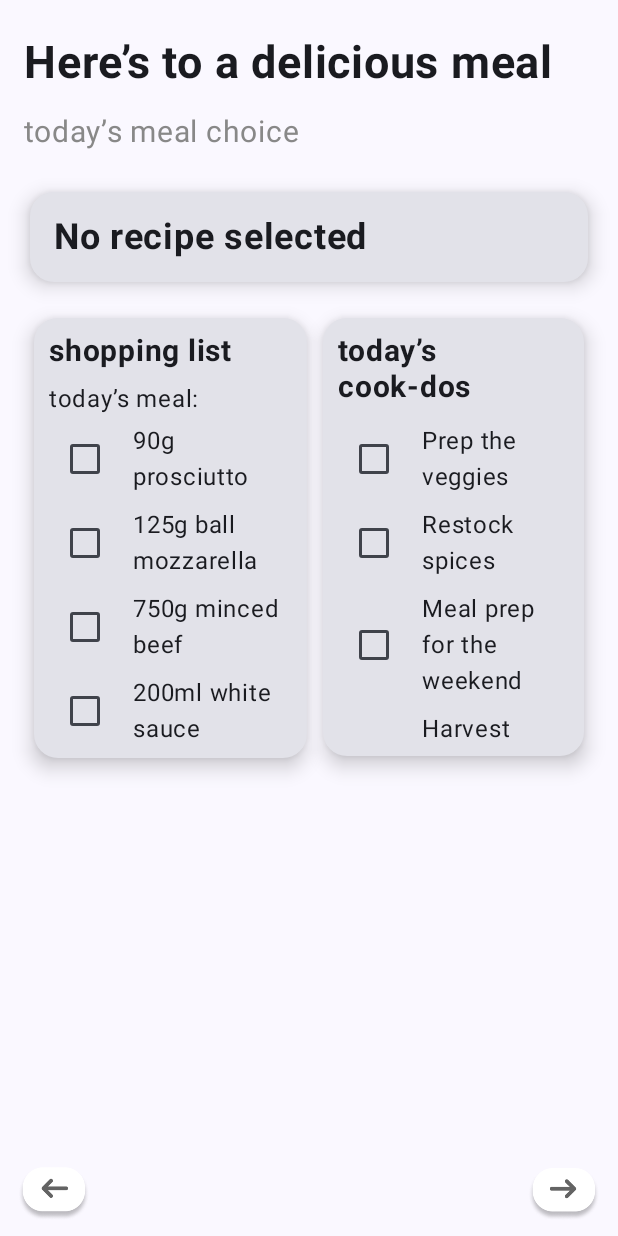
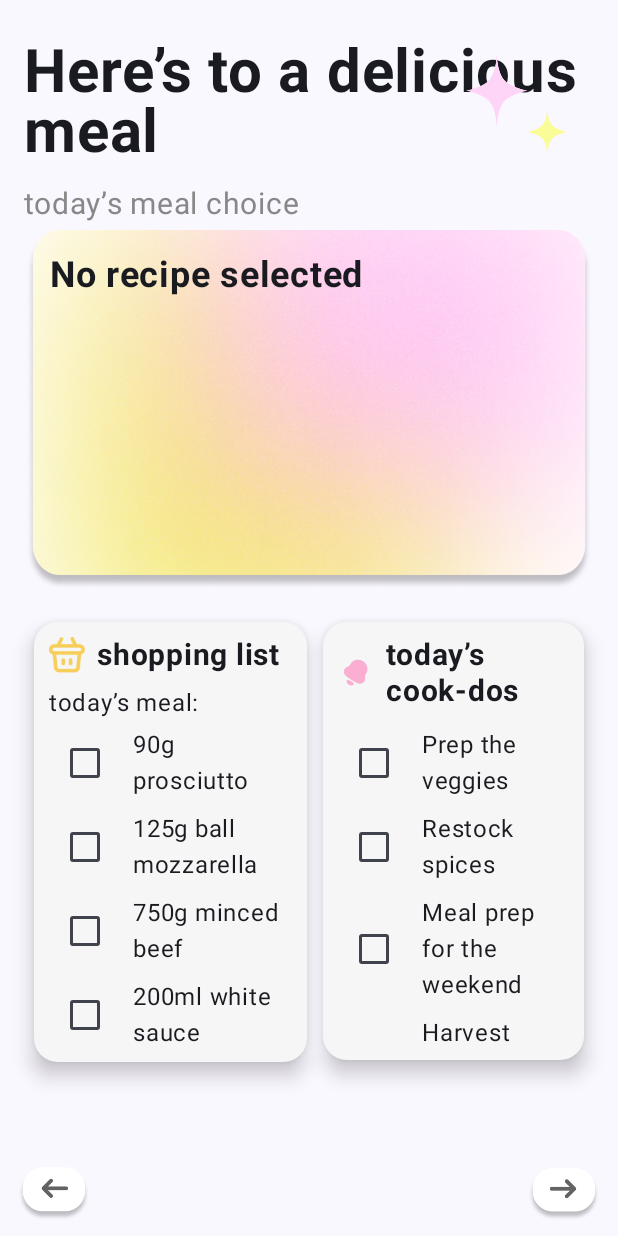
Before and after one commit to adieediee/SemestralnaPraca_VAMZ, an Android app built with Jetpack Compose: the RecipeScreen screen opened through its navigation route, after a tap on "Previous", on a phone screen of 412 x 824 dp. Run offline under Robolectric (Android 15) with nearby library versions, the phone set to English and light mode, and no system bars; our stand-ins replace Room's generated code.

Commit message:
Uprava vzhladu

```diff
--- /dev/null
+++ b/app/src/main/java/com/example/semestralka/database/NoteItem.kt
@@ -0,0 +1,14 @@
+import androidx.room.Entity
+import androidx.room.PrimaryKey
+
+@Entity(tableName = "note_items")
+data class NoteItem(
+    @PrimaryKey(autoGenerate = true) val id: Int = 0,
+    val name: String,
+    val isChecked: Boolean = false,
+    val type: NoteType
+)
+
+enum class NoteType {
+    SHOPPING, COOK_DO
+}
--- /dev/null
+++ b/app/src/main/java/com/example/semestralka/database/NoteItemDao.kt
@@ -0,0 +1,20 @@
+import androidx.room.Dao
+import androidx.room.Delete
+import androidx.room.Insert
+import androidx.room.Query
+import androidx.room.Update
+
+@Dao
+interface NoteItemDao {
+    @Query("SELECT * FROM note_items WHERE type = :type")
+    suspend fun getItemsByType(type: NoteType): List<NoteItem>
+
+    @Insert
+    suspend fun insert(item: NoteItem)
+
+    @Update
+    suspend fun update(item: NoteItem)
+
+    @Delete
+    suspend fun delete(item: NoteItem)
+}
--- a/app/src/main/java/com/example/semestralka/gui/mainscreen/MainScreen.kt
+++ b/app/src/main/java/com/example/semestralka/gui/mainscreen/MainScreen.kt
@@ -4,24 +4,29 @@ import SharedViewModelMealCard
 import ShoppingItem
 import ShoppingListViewModel
 import androidx.compose.foundation.Image
+import androidx.compose.foundation.background
 import androidx.compose.foundation.clickable
 import androidx.compose.foundation.layout.*
 import androidx.compose.foundation.lazy.LazyColumn
 import androidx.compose.foundation.lazy.items
 import androidx.compose.foundation.shape.CircleShape
 import androidx.compose.foundation.shape.RoundedCornerShape
+import androidx.compose.material.SnackbarDefaults.backgroundColor
 import androidx.compose.material3.*
 import androidx.compose.runtime.Composable
 import androidx.compose.runtime.collectAsState
 import androidx.compose.runtime.getValue
 import androidx.compose.ui.Alignment
 import androidx.compose.ui.Modifier
+import androidx.compose.ui.draw.alpha
 import androidx.compose.ui.draw.clip
+import androidx.compose.ui.graphics.Brush
 import androidx.compose.ui.graphics.Color
 import androidx.compose.ui.layout.ContentScale
 import androidx.compose.ui.platform.LocalConfiguration
 import androidx.compose.ui.platform.LocalContext
 import androidx.compose.ui.res.painterResource
+import androidx.compose.ui.res.stringResource
 import androidx.compose.ui.text.font.FontWeight
 import androidx.compose.ui.unit.dp
 import androidx.compose.ui.unit.sp
@@ -76,19 +81,35 @@ fun MainScreen(
                 .fillMaxSize()
                 .padding(16.dp)
         ) {
+            Box(
+                modifier = Modifier.fillMaxWidth()
+            ) {
                 Text(
-                text = "Here’s to a delicious meal",
-                fontSize = 30.sp,
+                    text = stringResource(R.string.here_s_to_a_delicious_meal),
+                    fontSize = 40.sp,
                     fontWeight = FontWeight.Bold,
-                modifier = Modifier.padding(vertical = 8.dp)
+                    modifier = Modifier
+                        .align(Alignment.CenterStart)
+                        .padding(vertical = 8.dp),
+                    lineHeight = 40.sp
                 )
+                Image(
+                    painter = painterResource(id = R.drawable.stars), // replace with your star drawable
+                    contentDescription = null,
+                    modifier = Modifier
+                        .align(Alignment.CenterEnd)
+                        .size(72.dp) // Adjust size as needed
+                        .offset(x = (-16).dp, y = 1.dp),
+                    contentScale = ContentScale.Fit
+                )
+            }
             Text(
                 text = "today’s meal choice",
                 fontSize = 20.sp,
                 color = Color.Gray,
-                modifier = Modifier.padding(vertical = 8.dp)
+                modifier = Modifier.padding(vertical = 4.dp)
             )
-            Spacer(modifier = Modifier.height(16.dp))
+
             MealCard(sharedViewModelMealCard)
             Spacer(modifier = Modifier.height(16.dp))
             ListsRow(viewModel)
@@ -103,11 +124,33 @@ fun MealCard(sharedViewModelMealCard: SharedViewModelMealCard) {
 
     Card(
         shape = RoundedCornerShape(16.dp),
-        elevation = CardDefaults.cardElevation(defaultElevation = 8.dp),
+        //elevation = CardDefaults.cardElevation(defaultElevation = 8.dp),
+        colors = CardDefaults.cardColors(
+            containerColor = Color.Transparent, //Card background color
+
+        ),
         modifier = Modifier
             .fillMaxWidth()
-            .padding(4.dp)
+            .padding(1.dp)
+            .height(240.dp)
+            .background(Color.Transparent)
+
     ) {
+        Box(
+            modifier = Modifier
+                .fillMaxSize()
+                .clip(RoundedCornerShape(16.dp))
+        ) {
+            Image(
+                painter = painterResource(id = R.drawable.gradient_background), // Your gradient background image
+                contentDescription = null,
+                contentScale = ContentScale.FillBounds,
+
+                modifier = Modifier
+                    .fillMaxSize()
+                    .clip(RoundedCornerShape(16.dp))
+            )
+
             Column(
                 modifier = Modifier
                     .fillMaxWidth()
@@ -157,6 +200,10 @@ fun MealCard(sharedViewModelMealCard: SharedViewModelMealCard) {
             }
         }
     }
+}
+
+
+
 
 @Composable
 fun ListsRow(viewModel: ShoppingListViewModel) {
@@ -180,15 +227,26 @@ fun ShoppingListCard(viewModel: ShoppingListViewModel) {
         modifier = Modifier
             .padding(4.dp)
             .width(screenWidthDp)
-            .height(293.dp)
+            .height(293.dp),
+        colors = CardDefaults.cardColors(
+            containerColor = Color(0xFFF6F6F6)
+        )
     ) {
         LazyColumn(
             modifier = Modifier.padding(10.dp)
         ) {
             item {
+                Row(verticalAlignment = Alignment.CenterVertically) {
+                    Image(
+                        painter = painterResource(id = R.drawable.ic_shopping), // replace with your shopping icon drawable
+                        contentDescription = "Shopping Icon",
+                        modifier = Modifier.size(24.dp)
+                    )
+                    Spacer(modifier = Modifier.width(8.dp))
                     Text(
                         text = "shopping list", fontSize = 20.sp, fontWeight = FontWeight.Bold
                     )
+                }
                 Spacer(modifier = Modifier.height(8.dp))
                 Text(text = "today’s meal:")
             }
@@ -210,6 +268,7 @@ fun ShoppingListCard(viewModel: ShoppingListViewModel) {
     }
 }
 
+
 @Composable
 fun CookDoListCard(viewModel: ShoppingListViewModel) {
     val configuration = LocalConfiguration.current
@@ -222,15 +281,26 @@ fun CookDoListCard(viewModel: ShoppingListViewModel) {
         modifier = Modifier
             .width(screenWidthDp)
             .height(300.dp)
-            .padding(4.dp)
+            .padding(4.dp),
+        colors = CardDefaults.cardColors(
+            containerColor = Color(0xFFF6F6F6)
+        )
     ) {
         LazyColumn(
             modifier = Modifier.padding(10.dp)
         ) {
             item {
+                Row(verticalAlignment = Alignment.CenterVertically) {
+                    Image(
+                        painter = painterResource(id = R.drawable.ic_cook_do), // replace with your cook-do icon drawable
+                        contentDescription = "Cook-Do Icon",
+                        modifier = Modifier.size(24.dp)
+                    )
+                    Spacer(modifier = Modifier.width(8.dp))
                     Text(
                         text = "today’s cook-dos", fontSize = 20.sp, fontWeight = FontWeight.Bold
                     )
+                }
                 Spacer(modifier = Modifier.height(8.dp))
             }
             items(cookDoItems) { item ->
@@ -247,6 +317,7 @@ fun CookDoListCard(viewModel: ShoppingListViewModel) {
         }
     }
 }
+
 
 
 @Composable
--- a/app/src/main/java/com/example/semestralka/gui/notesscreen/NotesScreen.kt
+++ b/app/src/main/java/com/example/semestralka/gui/notesscreen/NotesScreen.kt
@@ -34,6 +34,7 @@ import androidx.compose.material3.TextField
 import androidx.compose.material3.TopAppBar
 import androidx.compose.material3.TextButton
 import androidx.compose.material3.Checkbox
+import androidx.compose.ui.layout.ContentScale
 
 
 object NotesDestination : NavigationDestination {
@@ -46,10 +47,25 @@ fun NotesScreen(viewModel: ShoppingListViewModel = viewModel(), onNext: () -> Un
     val shoppingItems by viewModel.shoppingItems.collectAsState()
     val cookDoItems by viewModel.cookDoItems.collectAsState()
 
+    Box(
+        modifier = Modifier
+            .fillMaxSize()
+    ) {
+        // Background Image
+        Image(
+            painter = painterResource(id = R.drawable.notes_bg), // Replace with your background image resource
+            contentDescription = null,
+            contentScale = ContentScale.Crop,
+            modifier = Modifier.fillMaxSize()
+        )
+
         Scaffold(
             topBar = {
                 TopAppBar(
-                title = { Text("Notes") }
+                    title = { Text("Notes") },
+                    colors = TopAppBarDefaults.topAppBarColors(
+                        containerColor = Color.Transparent // Correct color value
+                    )
                 )
             },
             bottomBar = {
@@ -68,7 +84,8 @@ fun NotesScreen(viewModel: ShoppingListViewModel = viewModel(), onNext: () -> Un
                             .clickable(onClick = onNext)
                     )
                 }
-        }
+            },
+            backgroundColor = Color.Transparent // Make Scaffold background transparent
         ) { innerPadding ->
             Column(
                 modifier = Modifier
@@ -118,6 +135,7 @@ fun NotesScreen(viewModel: ShoppingListViewModel = viewModel(), onNext: () -> Un
             }
         }
     }
+}
 
 @OptIn(ExperimentalMaterialApi::class)
 @Composable
@@ -131,7 +149,10 @@ fun ShoppingListCard(
     Card(
         shape = RoundedCornerShape(16.dp),
         elevation = CardDefaults.cardElevation(defaultElevation = 8.dp),
-        modifier = modifier.fillMaxHeight()
+        modifier = modifier.fillMaxHeight(),
+        colors = CardDefaults.cardColors(
+            containerColor = Color(0xFFFFFFFF) // Correct color value
+        )
     ) {
         LazyColumn(
             modifier = Modifier.padding(16.dp)
@@ -198,7 +219,10 @@ fun CookDoListCard(
     Card(
         shape = RoundedCornerShape(16.dp),
         elevation = CardDefaults.cardElevation(defaultElevation = 8.dp),
-        modifier = modifier.fillMaxHeight()
+        modifier = modifier.fillMaxHeight(),
+        colors = CardDefaults.cardColors(
+            containerColor = Color(0xFFFFFFFF) // Correct color value
+        )
     ) {
         LazyColumn(
             modifier = Modifier.padding(16.dp)
--- a/app/src/main/java/com/example/semestralka/gui/recipescreen/RecipeScreen.kt
+++ b/app/src/main/java/com/example/semestralka/gui/recipescreen/RecipeScreen.kt
@@ -20,6 +20,7 @@ import androidx.compose.runtime.setValue
 import androidx.compose.ui.Alignment
 import androidx.compose.ui.Modifier
 import androidx.compose.ui.draw.clip
+import androidx.compose.ui.draw.shadow
 import androidx.compose.ui.graphics.Color
 import androidx.compose.ui.layout.ContentScale
 import androidx.compose.ui.platform.LocalContext
@@ -56,6 +57,9 @@ fun RecipeScreen(
     }
 
     Scaffold(
+        modifier = Modifier
+            .fillMaxSize(),
+
         bottomBar = {
             BottomAppBar(
                 modifier = Modifier
@@ -64,6 +68,7 @@ fun RecipeScreen(
                 containerColor = Color.Transparent,
                 contentColor = Color.Transparent
             ) {
+                val iconModifier = Modifier.size(60.dp)
                 Image(
                     painter = painterResource(id = R.drawable.ic_back),
                     contentDescription = "Previous",
@@ -73,28 +78,6 @@ fun RecipeScreen(
                         .clip(CircleShape)
                         .clickable(onClick = onPrevious)
                 )
-            }
-        }
-    ) { paddingValues ->
-        Column(
-            modifier = Modifier
-                .fillMaxSize()
-                .padding(paddingValues)
-        ) {
-            SearchBar(searchText, onSearchTextChanged = { viewModel.onSearchTextChanged(it) })
-
-            val iconModifier = Modifier.size(60.dp)
-
-            Row(
-                modifier = Modifier.background(Color.Transparent),
-            ) {
-                Spacer(modifier = Modifier.width(10.dp))
-                IconButton(onClick = { /* Handle filter action */ }, modifier = iconModifier) {
-                    Image(
-                        painter = painterResource(id = R.drawable.ic_filter),
-                        contentDescription = "Filter",
-                    )
-                }
                 Spacer(modifier = Modifier.weight(1f))
                 IconButton(onClick = { onAdd() }, modifier = iconModifier) {
                     Image(
@@ -103,9 +86,18 @@ fun RecipeScreen(
                     )
                 }
             }
-
+        }
+    ) { paddingValues ->
+        Column(
+            modifier = Modifier
+                .fillMaxSize()
+                .padding(paddingValues)
+                .background(Color(0xFFF0F0F0))
+        ) {
+            SearchBar(searchText, onSearchTextChanged = { viewModel.onSearchTextChanged(it) })
             LazyColumn(
-                verticalArrangement = Arrangement.spacedBy(16.dp)
+                verticalArrangement = Arrangement.spacedBy(16.dp), // Added spacing between items
+                contentPadding = PaddingValues(horizontal = 4.dp, vertical = 8.dp) // Added padding for the whole list
             ) {
                 items(recipes) { recipe ->
                     RecipeCard(recipe, onClick = {
@@ -120,14 +112,16 @@ fun RecipeScreen(
 
 @Composable
 fun RecipeCard(recipe: Recipe, onClick: () -> Unit) {
-    Row {
-        Spacer(modifier = Modifier.width(10.dp))
     Card(
         shape = RoundedCornerShape(16.dp),
         elevation = CardDefaults.cardElevation(defaultElevation = 8.dp),
         modifier = Modifier
             .fillMaxWidth()
             .clickable(onClick = onClick)
+            .padding(horizontal = 10.dp), // Added padding around each card
+        colors = CardDefaults.cardColors(
+            containerColor = Color.White
+        )
     ) {
         Row(
             modifier = Modifier.padding(8.dp),
@@ -160,7 +154,7 @@ fun RecipeCard(recipe: Recipe, onClick: () -> Unit) {
                 )
                 Text(
                     text = recipe.type,
-                        color = Color.Gray,
+                    color = Color(0xFFFAAED2),
                     fontSize = 14.sp
                 )
                 Spacer(modifier = Modifier.height(8.dp))
@@ -173,7 +167,7 @@ fun RecipeCard(recipe: Recipe, onClick: () -> Unit) {
                     Spacer(modifier = Modifier.width(4.dp))
                     Text(
                         text = recipe.time,
-                            fontSize = 14.sp
+                        fontSize = 14.sp,
                     )
                 }
                 Spacer(modifier = Modifier.height(4.dp))
@@ -193,21 +187,33 @@ fun RecipeCard(recipe: Recipe, onClick: () -> Unit) {
         }
     }
 }
-}
 
 @OptIn(ExperimentalMaterial3Api::class)
 @Composable
 fun SearchBar(searchText: String, onSearchTextChanged: (String) -> Unit) {
     Row(
         modifier = Modifier
-            .background(Color.LightGray, RoundedCornerShape(16.dp)),
-        verticalAlignment = Alignment.CenterVertically
+            .background(Color.Transparent),
+
+        verticalAlignment = Alignment.CenterVertically,
+    ) {
+        Spacer(modifier = Modifier.width(8.dp))
+        Box(
+            modifier = Modifier
+                .padding(8.dp)
+                .shadow(4.dp, shape = RoundedCornerShape(8.dp))
+                .fillMaxWidth()
         ) {
             TextField(
                 value = searchText,
                 onValueChange = onSearchTextChanged,
                 placeholder = { Text("Search") },
-            modifier = Modifier.weight(1f),
+                modifier = Modifier
+                    .fillMaxWidth()
+                    .background(
+                        Color.White,
+                        shape = RoundedCornerShape(8.dp)
+                    ), // Optional: background color and shape
                 colors = TextFieldDefaults.textFieldColors(
                     containerColor = Color.Transparent,
                     disabledIndicatorColor = Color.Transparent,
@@ -216,4 +222,6 @@ fun SearchBar(searchText: String, onSearchTextChanged: (String) -> Unit) {
                 )
             )
         }
+        Spacer(modifier = Modifier.width(8.dp))
     }
+}
--- a/app/src/main/res/values/strings.xml
+++ b/app/src/main/res/values/strings.xml
@@ -5,4 +5,5 @@
     <string name="chanel_name">Recipe notification</string>
     <string name="channel_description">Notification for todays meal</string>
     <string name="channel_name">Recipe notification</string>
+    <string name="here_s_to_a_delicious_meal">Here’s to a delicious meal</string>
 </resources>
```
Also changed, not shown: app/src/main/res/drawable/gradient_background.png (added), app/src/main/res/drawable/ic_add_recipe.png, app/src/main/res/drawable/ic_cook_do.png (added), app/src/main/res/drawable/ic_shopping.png (added), app/src/main/res/drawable/stars.png (added), 1 other file. Lines whose indentation alone changed are shown as unchanged.
